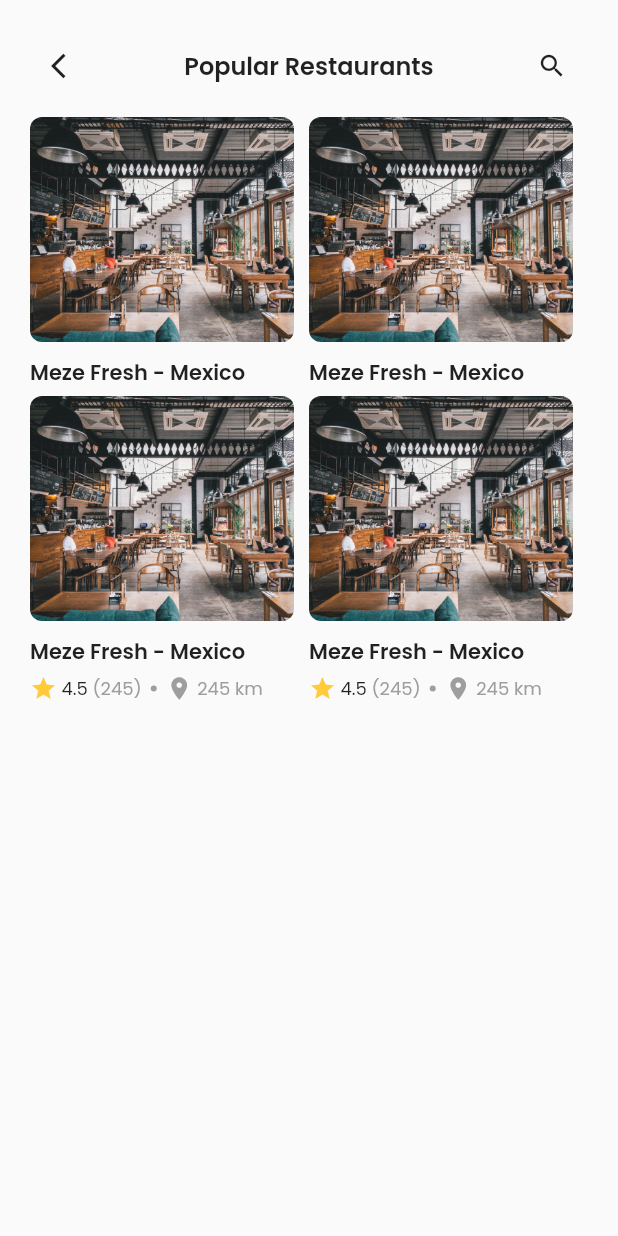
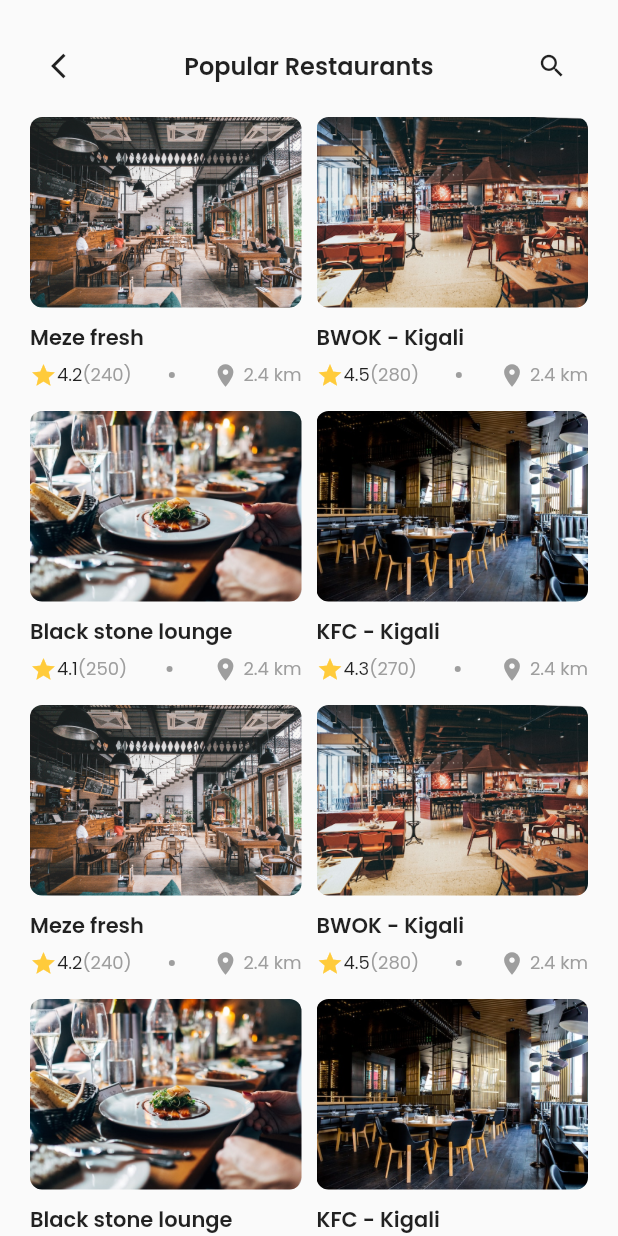
Before and after one commit to Gabin-ishimwe/food-app-mobile, a Flutter app: the RestaurantScreen screen opened directly, on a phone screen of 412 x 824 dp. Run offline on Flutter 3.47's test engine with Material 2 defaults, Android fonts, the phone set to English and light mode, and no system bars; our stand-ins replace carousel_slider, email_validator, flutter_svg, google_fonts, google_nav_bar, mask_text_input_formatter and 1 more; missing offline and left inert: dart:ffi.

Commit message:
fix: resolve grid overflow

```diff
--- a/lib/models/popular_area_model.dart
+++ b/lib/models/popular_area_model.dart
@@ -46,4 +46,63 @@
         votes: 270,
         image: "images/home_screen/restaurant_4.png"),
   ];
+
+  static List<PopularAreaModel> moreAreas = [
+    PopularAreaModel(
+        name: "Meze fresh",
+        rating: 4.2,
+        distance: 2.4,
+        time: 24,
+        votes: 240,
+        image: "images/home_screen/restaurant_1.png"),
+    PopularAreaModel(
+        name: "BWOK - Kigali",
+        rating: 4.5,
+        distance: 2.4,
+        time: 30,
+        votes: 280,
+        image: "images/home_screen/restaurant_2.png"),
+    PopularAreaModel(
+        name: "Black stone lounge",
+        rating: 4.1,
+        distance: 2.4,
+        time: 20,
+        votes: 250,
+        image: "images/home_screen/restaurant_3.png"),
+    PopularAreaModel(
+        name: "KFC - Kigali",
+        rating: 4.3,
+        distance: 2.4,
+        time: 40,
+        votes: 270,
+        image: "images/home_screen/restaurant_4.png"),
+    PopularAreaModel(
+        name: "Meze fresh",
+        rating: 4.2,
+        distance: 2.4,
+        time: 24,
+        votes: 240,
+        image: "images/home_screen/restaurant_1.png"),
+    PopularAreaModel(
+        name: "BWOK - Kigali",
+        rating: 4.5,
+        distance: 2.4,
+        time: 30,
+        votes: 280,
+        image: "images/home_screen/restaurant_2.png"),
+    PopularAreaModel(
+        name: "Black stone lounge",
+        rating: 4.1,
+        distance: 2.4,
+        time: 20,
+        votes: 250,
+        image: "images/home_screen/restaurant_3.png"),
+    PopularAreaModel(
+        name: "KFC - Kigali",
+        rating: 4.3,
+        distance: 2.4,
+        time: 40,
+        votes: 270,
+        image: "images/home_screen/restaurant_4.png"),
+  ];
 }
--- a/lib/screens/restaurant_screen.dart
+++ b/lib/screens/restaurant_screen.dart
@@ -1,4 +1,5 @@
 import 'package:flutter/material.dart';
+import 'package:food_book_mobile/models/popular_area_model.dart';
 
 class RestaurantScreen extends StatefulWidget {
   const RestaurantScreen({super.key});
@@ -12,7 +13,8 @@
   Widget build(BuildContext context) {
     return SafeArea(
         child: Scaffold(
-      body: Container(
+      body: SingleChildScrollView(
+        child: Container(
           margin: EdgeInsets.all(20),
           child: Column(children: [
             Row(
@@ -20,7 +22,7 @@
               children: [
                 IconButton(
                   onPressed: () {
-                  // Navigator.pop(context);
+                    Navigator.pop(context);
                   },
                   icon: Icon(
                     Icons.arrow_back_ios,
@@ -49,37 +51,45 @@
               ],
             ),
             Padding(padding: EdgeInsets.only(top: 10)),
-          GridView.builder(
-              itemCount: 4,
+            Container(
+              // padding: EdgeInsets.only(bottom: 20),
+              child: GridView.builder(
+                  itemCount: PopularAreaModel.moreAreas.length,
                   shrinkWrap: true,
-              gridDelegate:
-                  SliverGridDelegateWithFixedCrossAxisCount(crossAxisCount: 2),
+                  physics: NeverScrollableScrollPhysics(),
+                  gridDelegate: SliverGridDelegateWithFixedCrossAxisCount(
+                      crossAxisCount: 2,
+                      crossAxisSpacing: 10,
+                      mainAxisSpacing: 15),
                   itemBuilder: ((context, index) {
                     return Container(
                       width: MediaQuery.of(context).size.width,
-                  margin: EdgeInsets.only(right: 10),
+                      // margin: EdgeInsets.only(right: 10),
+                      // height: 300,
                       child: Column(
                           crossAxisAlignment: CrossAxisAlignment.start,
                           children: [
-                        Container(
+                            Expanded(
+                              child: Container(
                                 width: MediaQuery.of(context).size.width,
                                 height: 150,
                                 decoration: BoxDecoration(
                                     borderRadius: BorderRadius.circular(8),
                                     image: DecorationImage(
-                                  image: AssetImage(
-                                      "images/home_screen/restaurant_1.png"),
+                                        image: AssetImage(PopularAreaModel
+                                            .moreAreas[index].image),
                                         fit: BoxFit.cover)),
+                              ),
                             ),
                             Padding(padding: EdgeInsets.only(top: 10)),
                             Text(
-                          "Meze Fresh - Mexico",
+                              "${PopularAreaModel.moreAreas[index].name}",
                               style: TextStyle(
                                   fontWeight: FontWeight.w600, fontSize: 14),
                             ),
                             Padding(padding: EdgeInsets.only(top: 5)),
                             Row(
-                          // mainAxisAlignment: MainAxisAlignment.spaceBetween,
+                              mainAxisAlignment: MainAxisAlignment.spaceBetween,
                               children: [
                                 Row(
                                   children: [
@@ -88,14 +98,14 @@
                                       color: Color.fromARGB(255, 255, 203, 59),
                                       size: 18,
                                     ),
-                                Padding(padding: EdgeInsets.only(right: 3)),
+                                    // Padding(padding: EdgeInsets.only(right: 3)),
                                     Text(
-                                  "4.5",
+                                      "${PopularAreaModel.moreAreas[index].rating.toString()}",
                                       style: TextStyle(fontSize: 12),
                                     ),
-                                Padding(padding: EdgeInsets.only(right: 3)),
+                                    // Padding(padding: EdgeInsets.only(right: 3)),
                                     Text(
-                                  "(245)",
+                                      "(${PopularAreaModel.moreAreas[index].votes})",
                                       style: TextStyle(
                                           color: Colors.grey, fontSize: 12),
                                     )
@@ -120,7 +130,7 @@
                                     ),
                                     Padding(padding: EdgeInsets.only(right: 3)),
                                     Text(
-                                  "245 km",
+                                      "${PopularAreaModel.moreAreas[index].distance} km",
                                       style: TextStyle(
                                           color: Colors.grey, fontSize: 12),
                                     )
@@ -130,8 +140,10 @@
                             ),
                           ]),
                     );
-              }))
+                  })),
+            )
           ]),
+        ),
       ),
     ));
   }
```
Lines whose indentation alone changed are shown as unchanged.
